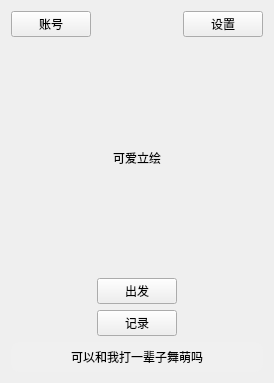
First picture: the form in ui_class/start_window.ui, repository reflux18d/MaiGO, before the edit.
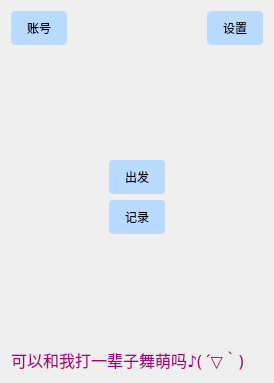
Second picture: the form after the edit. Icons and pictures are not drawn.

Diff of the .ui file:
```diff
--- a/ui_class/start_window.ui
+++ b/ui_class/start_window.ui
@@ -18,9 +18,15 @@
     <selectedon>:/image/bear.png</selectedon>
    </iconset>
   </property>
+  <property name="styleSheet">
+   <string notr="true">QWidget#StartWidget {
+        border-image: url(:/image/friend.png) 0 0 0 0 round round;
+    }
+</string>
+  </property>
   <layout class="QVBoxLayout" name="verticalLayout_2">
    <item>
-    <layout class="QHBoxLayout" name="horizontalLayout" stretch="0,0,0">
+    <layout class="QHBoxLayout" name="horizontalLayout">
      <item>
       <widget class="QPushButton" name="account_button">
        <property name="sizePolicy">
@@ -29,6 +35,22 @@
          <verstretch>0</verstretch>
         </sizepolicy>
        </property>
+       <property name="styleSheet">
+        <string notr="true">QPushButton {
+    background-color: rgb(185, 219, 255);  /* 蓝色背景 */
+    color: rgb(0, 0, 0);
+    border: none;
+    border-radius: 4px;
+    padding: 8px 16px;
+	font: 14pt &quot;华文彩云&quot;;
+}
+QPushButton:hover {
+    background-color: rgb(103, 202, 255);  /* 悬停变深蓝 */
+}
+QPushButton:pressed {
+    background-color: rgb(101, 206, 255);  /* 按下颜色 */
+}</string>
+       </property>
        <property name="text">
         <string>账号</string>
        </property>
@@ -39,12 +61,9 @@
        <property name="orientation">
         <enum>Qt::Horizontal</enum>
        </property>
-       <property name="sizeType">
-        <enum>QSizePolicy::Expanding</enum>
-       </property>
        <property name="sizeHint" stdset="0">
         <size>
-         <width>40</width>
+         <width>98</width>
          <height>20</height>
         </size>
        </property>
@@ -58,6 +77,22 @@
          <verstretch>0</verstretch>
         </sizepolicy>
        </property>
+       <property name="styleSheet">
+        <string notr="true">QPushButton {
+    background-color: rgb(185, 219, 255);  /* 蓝色背景 */
+    color: rgb(0, 0, 0);
+    border: none;
+    border-radius: 4px;
+    padding: 8px 16px;
+	font: 14pt &quot;华文彩云&quot;;
+}
+QPushButton:hover {
+    background-color: rgb(103, 202, 255);  /* 悬停变深蓝 */
+}
+QPushButton:pressed {
+    background-color: rgb(101, 206, 255);  /* 按下颜色 */
+}</string>
+       </property>
        <property name="text">
         <string>设置</string>
        </property>
@@ -65,56 +100,22 @@
      </item>
     </layout>
    </item>
-   <item>
-    <spacer name="verticalSpacer_2">
-     <property name="orientation">
-      <enum>Qt::Vertical</enum>
-     </property>
-     <property name="sizeHint" stdset="0">
-      <size>
-       <width>20</width>
-       <height>40</height>
-      </size>
-     </property>
-    </spacer>
-   </item>
-   <item>
-    <widget class="QLabel" name="label_2">
-     <property name="sizePolicy">
-      <sizepolicy hsizetype="Minimum" vsizetype="Minimum">
-       <horstretch>0</horstretch>
-       <verstretch>0</verstretch>
-      </sizepolicy>
-     </property>
-     <property name="text">
-      <string>可爱立绘</string>
-     </property>
-     <property name="scaledContents">
-      <bool>true</bool>
-     </property>
-     <property name="alignment">
-      <set>Qt::AlignCenter</set>
-     </property>
-    </widget>
-   </item>
-   <item>
-    <spacer name="verticalSpacer">
-     <property name="orientation">
-      <enum>Qt::Vertical</enum>
-     </property>
-     <property name="sizeHint" stdset="0">
-      <size>
-       <width>20</width>
-       <height>40</height>
-      </size>
-     </property>
-    </spacer>
-   </item>
    <item>
     <layout class="QVBoxLayout" name="verticalLayout">
      <item>
-      <layout class="QHBoxLayout" name="horizontalLayout_2">
-       <item>
+      <spacer name="verticalSpacer">
+       <property name="orientation">
+        <enum>Qt::Vertical</enum>
+       </property>
+       <property name="sizeHint" stdset="0">
+        <size>
+         <width>20</width>
+         <height>40</height>
+        </size>
+       </property>
+      </spacer>
+     </item>
+     <item alignment="Qt::AlignHCenter">
         <widget class="QPushButton" name="go_button">
          <property name="sizePolicy">
           <sizepolicy hsizetype="Fixed" vsizetype="Fixed">
@@ -125,16 +126,28 @@
          <property name="layoutDirection">
           <enum>Qt::LeftToRight</enum>
          </property>
+       <property name="styleSheet">
+        <string notr="true">QPushButton {
+    background-color: rgb(185, 219, 255);  /* 蓝色背景 */
+    color: rgb(0, 0, 0);
+    border: none;
+    border-radius: 4px;
+    padding: 8px 16px;
+	font: 14pt &quot;STHupo&quot;;
+}
+QPushButton:hover {
+    background-color: rgb(103, 202, 255);  /* 悬停变深蓝 */
+}
+QPushButton:pressed {
+    background-color: rgb(101, 206, 255);  /* 按下颜色 */
+}</string>
+       </property>
          <property name="text">
           <string>出发</string>
          </property>
         </widget>
        </item>
-      </layout>
-     </item>
-     <item>
-      <layout class="QHBoxLayout" name="horizontalLayout_3">
-       <item>
+     <item alignment="Qt::AlignHCenter">
         <widget class="QPushButton" name="record_button">
          <property name="sizePolicy">
           <sizepolicy hsizetype="Fixed" vsizetype="Fixed">
@@ -142,12 +155,39 @@
            <verstretch>0</verstretch>
           </sizepolicy>
          </property>
+       <property name="styleSheet">
+        <string notr="true">QPushButton {
+    background-color: rgb(185, 219, 255);  /* 蓝色背景 */
+    color: rgb(0, 0, 0);
+    border: none;
+    border-radius: 4px;
+    padding: 8px 16px;
+	font: 14pt &quot;STHupo&quot;;
+}
+QPushButton:hover {
+    background-color: rgb(103, 202, 255);  /* 悬停变深蓝 */
+}
+QPushButton:pressed {
+    background-color: rgb(101, 206, 255);  /* 按下颜色 */
+}</string>
+       </property>
          <property name="text">
           <string>记录</string>
          </property>
         </widget>
        </item>
-      </layout>
+     <item>
+      <spacer name="verticalSpacer_2">
+       <property name="orientation">
+        <enum>Qt::Vertical</enum>
+       </property>
+       <property name="sizeHint" stdset="0">
+        <size>
+         <width>20</width>
+         <height>40</height>
+        </size>
+       </property>
+      </spacer>
      </item>
     </layout>
    </item>
@@ -161,19 +201,20 @@
      </property>
      <property name="font">
       <font>
-       <family>黑体</family>
+       <family>STHupo</family>
+       <pointsize>12</pointsize>
+       <weight>50</weight>
+       <italic>false</italic>
+       <bold>false</bold>
       </font>
      </property>
      <property name="styleSheet">
-      <string notr="true">background-color: #f0f0f0;
-    border-radius: 8px;
-    padding: 6px 12px;</string>
+      <string notr="true">color:rgb(170, 0, 127);
+font: 12pt &quot;STHupo&quot;;
+</string>
      </property>
      <property name="text">
-      <string>可以和我打一辈子舞萌吗</string>
-     </property>
-     <property name="alignment">
-      <set>Qt::AlignCenter</set>
+      <string>可以和我打一辈子舞萌吗♪( ´▽｀)</string>
      </property>
     </widget>
    </item>
```
Left out of the diff: 3 changed lines with no effect on the pictures. Lines whose indentation alone changed are shown as unchanged.
